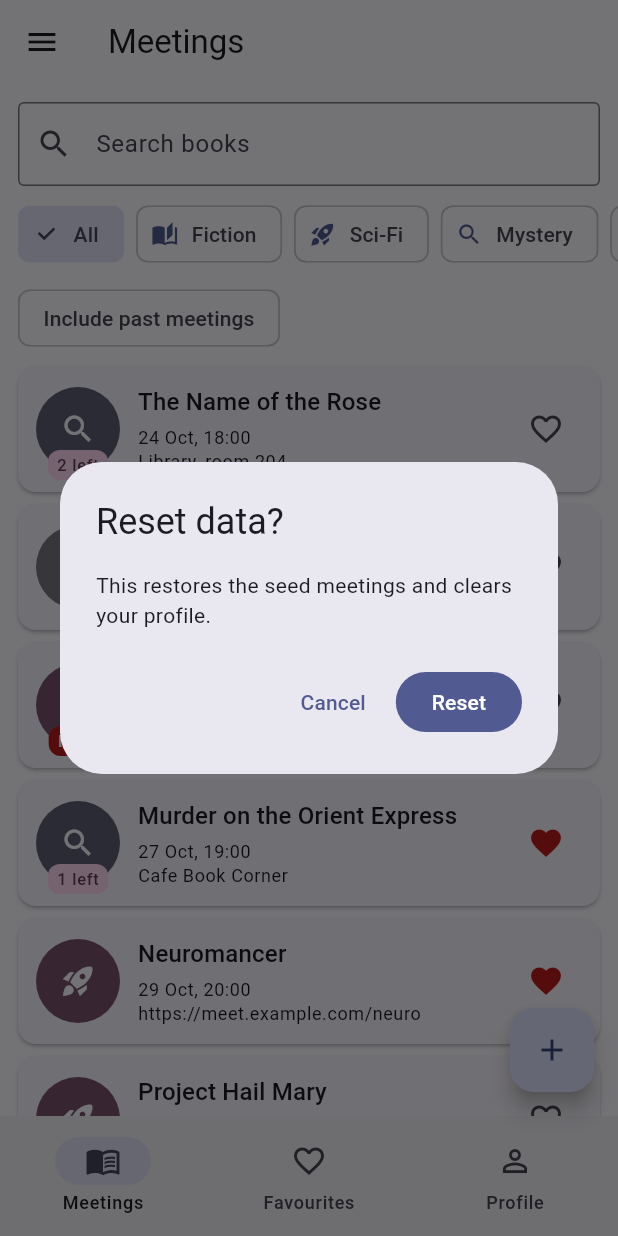
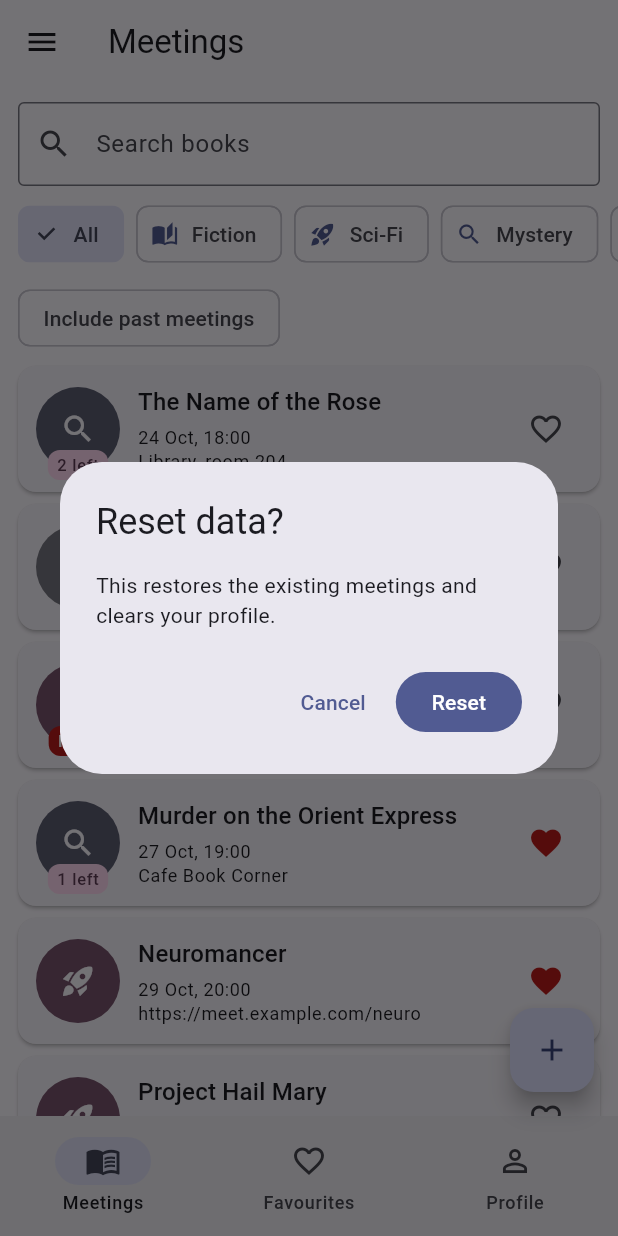
Before and after one commit to zhiba22/flutter-2026-zhibek, a Flutter app: the screen it shows after launch, in the side drawer, after a tap on "Reset data", on a phone screen of 412 x 824 dp. Run offline on Flutter 3.47's test engine with Material 3 defaults, Android fonts, the phone set to English and light mode, and no system bars.

Commit message:
last commit hope so

```diff
--- a/reading_club/lib/shell.dart
+++ b/reading_club/lib/shell.dart
@@ -105,7 +105,7 @@ class _ShellState extends State<Shell> {
       builder: (ctx) => AlertDialog(
         title: const Text('Reset data?'),
         content: const Text(
-          'This restores the seed meetings and clears your profile.',
+          'This restores the existing meetings and clears your profile.',
         ),
         actions: [
           TextButton(
```
